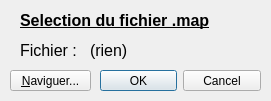
Before: the Qt Designer form dialogconfig.ui in bparmentier/Starlight, drawn with Qt 5.
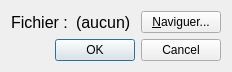
After: the same form once the commit is applied.

Commit message: Improve file chooser dialog layout and behavior

Diff of the .ui file:
```diff
--- a/dialogconfig.ui
+++ b/dialogconfig.ui
@@ -6,38 +6,18 @@
    <rect>
     <x>0</x>
     <y>0</y>
-    <width>271</width>
-    <height>101</height>
+    <width>232</width>
+    <height>70</height>
    </rect>
   </property>
   <property name="windowTitle">
    <string>File Selector</string>
   </property>
-  <widget class="QDialogButtonBox" name="buttonBox">
-   <property name="geometry">
-    <rect>
-     <x>100</x>
-     <y>70</y>
-     <width>161</width>
-     <height>21</height>
-    </rect>
-   </property>
-   <property name="orientation">
-    <enum>Qt::Horizontal</enum>
-   </property>
-   <property name="standardButtons">
-    <set>QDialogButtonBox::Cancel|QDialogButtonBox::Ok</set>
-   </property>
-  </widget>
+  <layout class="QVBoxLayout" name="verticalLayout">
+   <item>
+    <layout class="QHBoxLayout" name="horizontalLayout">
+     <item>
   <widget class="QLabel" name="file">
-   <property name="geometry">
-    <rect>
-     <x>20</x>
-     <y>40</y>
-     <width>61</width>
-     <height>21</height>
-    </rect>
-   </property>
    <property name="font">
     <font>
      <pointsize>12</pointsize>
@@ -47,58 +27,39 @@
     <string>Fichier :</string>
    </property>
   </widget>
+     </item>
+     <item>
   <widget class="QLabel" name="fileName">
-   <property name="geometry">
-    <rect>
-     <x>90</x>
-     <y>40</y>
-     <width>151</width>
-     <height>21</height>
-    </rect>
-   </property>
    <property name="font">
     <font>
      <pointsize>12</pointsize>
     </font>
    </property>
    <property name="text">
-    <string>(rien)</string>
-   </property>
-  </widget>
+        <string>(aucun)</string>
+       </property>
+      </widget>
+     </item>
+     <item>
   <widget class="QPushButton" name="navig">
-   <property name="geometry">
-    <rect>
-     <x>10</x>
-     <y>70</y>
-     <width>81</width>
-     <height>21</height>
-    </rect>
-   </property>
    <property name="text">
     <string>&amp;Naviguer...</string>
    </property>
   </widget>
-  <widget class="QLabel" name="title">
-   <property name="geometry">
-    <rect>
-     <x>20</x>
-     <y>10</y>
-     <width>201</width>
-     <height>21</height>
-    </rect>
-   </property>
-   <property name="font">
-    <font>
-     <pointsize>12</pointsize>
-     <weight>75</weight>
-     <bold>true</bold>
-     <underline>true</underline>
-    </font>
-   </property>
-   <property name="text">
-    <string>Selection du fichier .map</string>
-   </property>
-  </widget>
+     </item>
+    </layout>
+   </item>
+   <item>
+    <widget class="QDialogButtonBox" name="buttonBox">
+     <property name="orientation">
+      <enum>Qt::Horizontal</enum>
+     </property>
+     <property name="standardButtons">
+      <set>QDialogButtonBox::Cancel|QDialogButtonBox::Ok</set>
+     </property>
+    </widget>
+   </item>
+  </layout>
  </widget>
  <resources/>
  <connections>
```
Left out of the diff: 2 changed lines with no effect on the pictures. Lines whose indentation alone changed are shown as unchanged. The commit also changes 1 other file.
